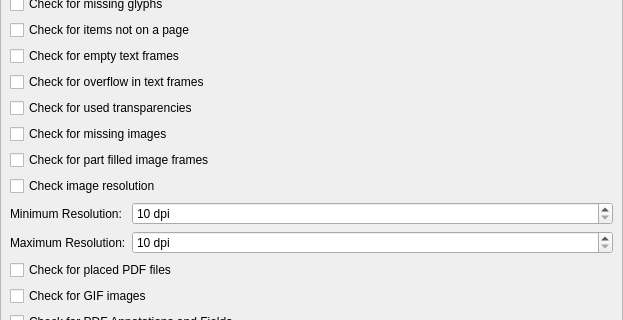
scribusproject/scribus, file scribus/ui/prefs_preflightverifierbase.ui: the form before one commit; both pictures show x 0 to 623 and y 303 to 623 of the 623 by 757 pixel window.
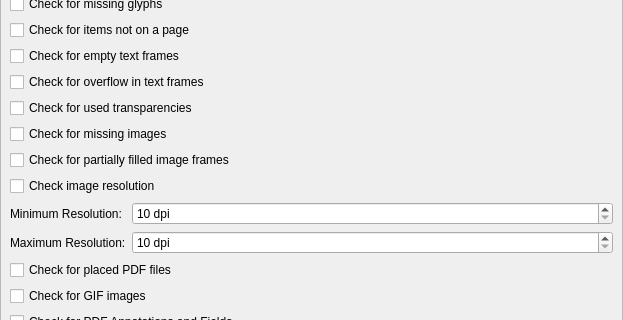
The form after the commit.

What changed in the file:
```diff
--- a/scribus/ui/prefs_preflightverifierbase.ui
+++ b/scribus/ui/prefs_preflightverifierbase.ui
@@ -97,8 +97,8 @@
        <rect>
         <x>0</x>
         <y>0</y>
-        <width>597</width>
-        <height>591</height>
+        <width>610</width>
+        <height>615</height>
        </rect>
       </property>
       <layout class="QVBoxLayout" name="verticalLayout_2">
@@ -255,7 +255,7 @@
        <item>
         <widget class="QCheckBox" name="checkPartFilledImageFramesCheckBox">
          <property name="text">
-          <string>Check for part filled image frames</string>
+          <string>Check for partially filled image frames</string>
          </property>
         </widget>
        </item>
```
Left out of the diff: 4 changed lines with no effect on the pictures.
